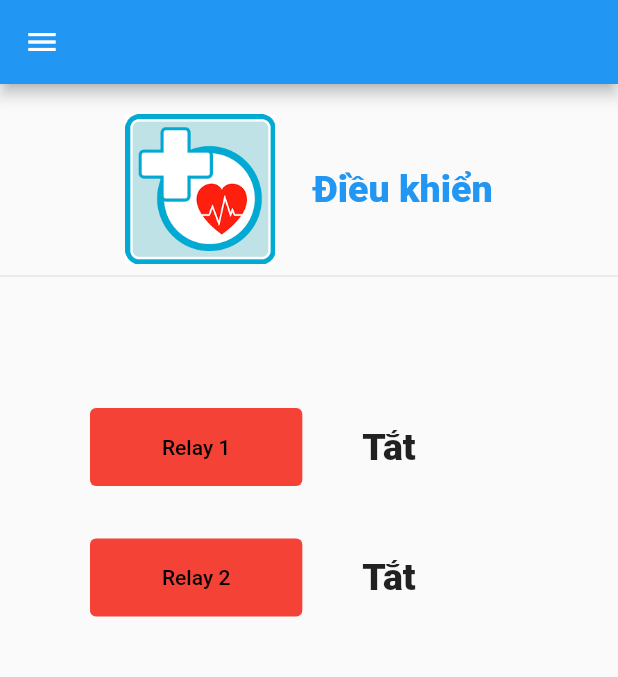
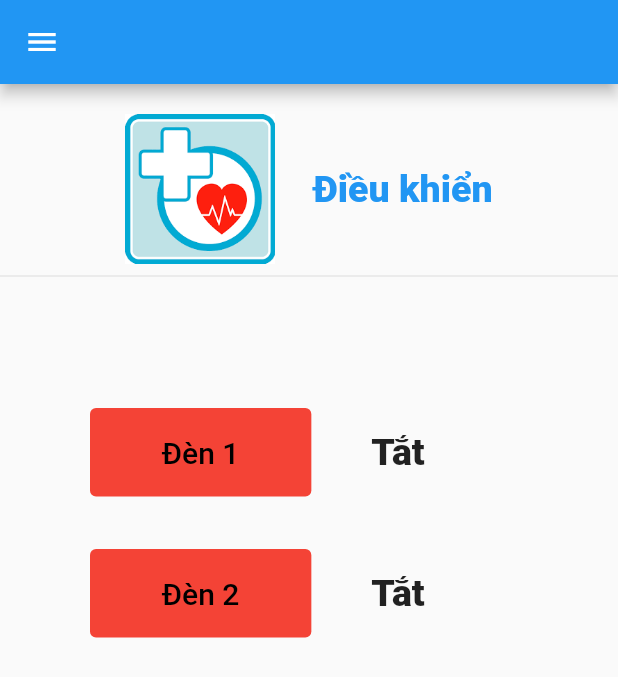
Before and after one commit to lvminh97/PatientCare, a Flutter app: the ControlPage screen opened by its route, on a phone screen of 412 x 824 dp. Shown: the top 677 px of the screen. Run offline on Flutter 3.47's test engine with Material 2 defaults, Android fonts, the light colour scheme and no system bars; our stand-ins replace firebase_auth, firebase_core, firebase_database, flutter_easyloading, shared_preferences, syncfusion_flutter_charts; accounts and stored records are empty; statements that could not run were skipped.

Commit message:
Modify the texts in ControlPage screen Release APK version 1.0.2
Signed-off-by: lvminh97 <lvminh97@gmail.com>

```diff
--- a/03.App/patient_care/lib/screen/ControlPage.dart
+++ b/03.App/patient_care/lib/screen/ControlPage.dart
@@ -41,8 +41,8 @@ class ControlPage extends StatelessWidget {
                   top: 50
                 )
               ),
-              ControlButton("RELAY1", "Relay 1", const [20, 15]),
-              ControlButton("RELAY2", "Relay 2", const [20, 15])
+              ControlButton("RELAY1", "Đèn 1", const [20, 15]),
+              ControlButton("RELAY2", "Đèn 2", const [20, 15])
             ],
           ),
         ),
--- a/03.App/patient_care/lib/widget/ControlButton.dart
+++ b/03.App/patient_care/lib/widget/ControlButton.dart
@@ -37,7 +37,10 @@ class ControlButton extends StatelessWidget {
             child: Padding(
               padding: const EdgeInsets.fromLTRB(40, 10, 40, 10),
               child: Text(
-                _title
+                _title,
+                style: const TextStyle(
+                  fontSize: 20
+                ),
               ),
             )
           ),
```
Also changed, not shown: 1 other file.
